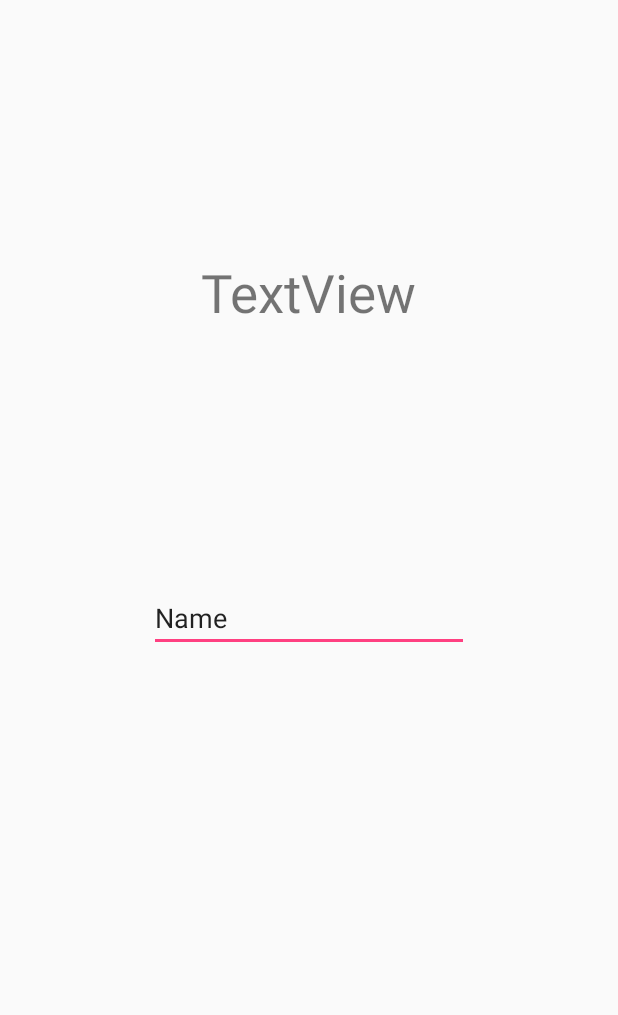
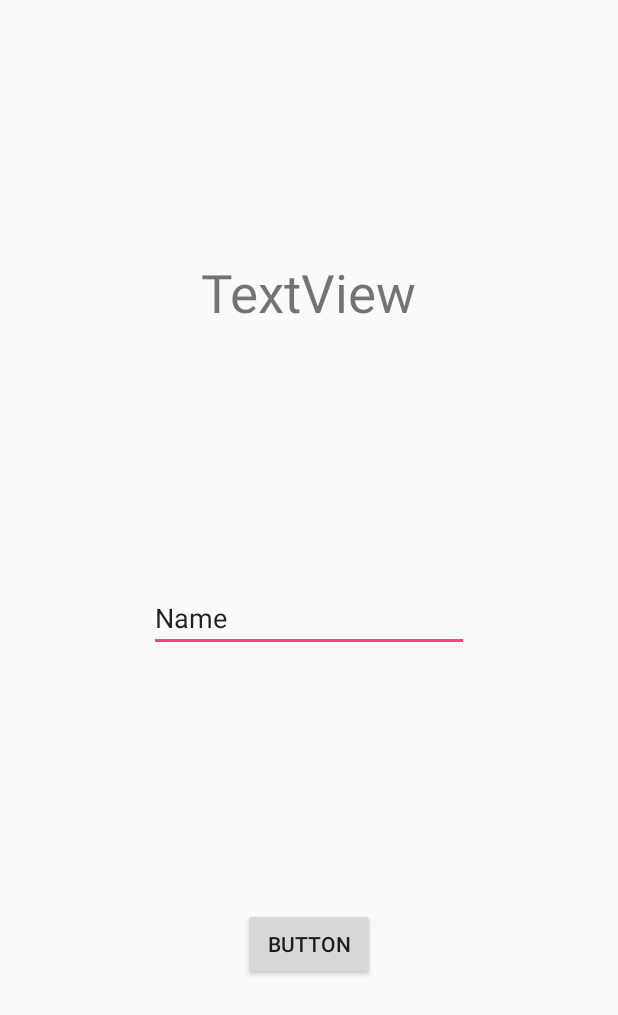
Before and after one commit to Bluewind12/For_studying_app, an Android app: the layout edittext_layout.xml on its own in the app's theme, with its tools: preview values and no code run, on a phone screen of 412 x 824 dp. Shown: the top 1015 px of the screen. Run offline under Robolectric (Android 15) with nearby library versions, the phone set to English and light mode, and no system bars.

Commit message:
EditText_end

```diff
--- a/app/src/main/java/com/example/momonyan/for_studying_app/Edit_Activity.kt
+++ b/app/src/main/java/com/example/momonyan/for_studying_app/Edit_Activity.kt
@@ -2,19 +2,28 @@ package com.example.momonyan.for_studying_app
 
 import android.os.Bundle
 import android.support.v7.app.AppCompatActivity
+import android.widget.Button
 import android.widget.EditText
 import android.widget.TextView
 
 class Edit_Activity :AppCompatActivity(){
+    //初期宣言
     private lateinit var edit:EditText
     private lateinit var text:TextView
+    private lateinit var button: Button
 
     override fun onCreate(savedInstanceState: Bundle?) {
         super.onCreate(savedInstanceState)
         setContentView(R.layout.edittext_layout)
 
-        edit = findViewById(R.id.editText_edit)
-        text = findViewById(R.id.editText_edit)
+        //関連付け
+        edit = findViewById(R.id.edit_edit)
+        text = findViewById(R.id.edit_text)
+        button = findViewById(R.id.edit_button)
 
+        //ボタンが押されたときの処理
+        button.setOnClickListener {
+            text.text = edit.text
+        }
     }
 }
--- a/app/src/main/res/layout/edittext_layout.xml
+++ b/app/src/main/res/layout/edittext_layout.xml
@@ -7,7 +7,7 @@
     android:layout_height="match_parent">
 
     <TextView
-        android:id="@+id/editText_text"
+        android:id="@+id/edit_text"
         android:layout_width="wrap_content"
         android:layout_height="wrap_content"
         android:layout_marginBottom="8dp"
@@ -16,13 +16,13 @@
         android:layout_marginTop="8dp"
         android:text="TextView"
         android:textSize="35sp"
-        app:layout_constraintBottom_toTopOf="@+id/editText_edit"
+        app:layout_constraintBottom_toTopOf="@+id/edit_edit"
         app:layout_constraintEnd_toEndOf="parent"
         app:layout_constraintStart_toStartOf="parent"
         app:layout_constraintTop_toTopOf="parent" />
 
     <EditText
-        android:id="@+id/editText_edit"
+        android:id="@+id/edit_edit"
         android:layout_width="wrap_content"
         android:layout_height="wrap_content"
         android:layout_marginBottom="8dp"
@@ -36,4 +36,18 @@
         app:layout_constraintEnd_toEndOf="parent"
         app:layout_constraintStart_toStartOf="parent"
         app:layout_constraintTop_toTopOf="parent" />
+
+    <Button
+        android:id="@+id/edit_button"
+        android:layout_width="wrap_content"
+        android:layout_height="wrap_content"
+        android:layout_marginBottom="8dp"
+        android:layout_marginEnd="8dp"
+        android:layout_marginStart="8dp"
+        android:layout_marginTop="8dp"
+        android:text="Button"
+        app:layout_constraintBottom_toBottomOf="parent"
+        app:layout_constraintEnd_toEndOf="parent"
+        app:layout_constraintStart_toStartOf="parent"
+        app:layout_constraintTop_toBottomOf="@+id/edit_edit" />
 </android.support.constraint.ConstraintLayout>
```
